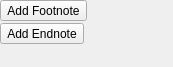
This is plugins/textshape/dialogs/SimpleFootEndNotesWidget.ui in KDE/krita as Qt 5 draws it before an edit. The edited form follows.
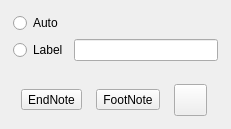
This is the edited form. Icons and pictures are not drawn.

Commit message: Merged remote-master branch with words-references-notes-erione

Diff of the .ui file:
```diff
--- a/plugins/textshape/dialogs/SimpleFootEndNotesWidget.ui
+++ b/plugins/textshape/dialogs/SimpleFootEndNotesWidget.ui
@@ -6,8 +6,8 @@
    <rect>
     <x>0</x>
     <y>0</y>
-    <width>173</width>
-    <height>67</height>
+    <width>231</width>
+    <height>129</height>
    </rect>
   </property>
   <property name="sizePolicy">
@@ -16,77 +16,104 @@
     <verstretch>0</verstretch>
    </sizepolicy>
   </property>
-  <layout class="QGridLayout" name="gridLayout_2" columnstretch="0,1">
+  <layout class="QVBoxLayout" name="verticalLayout">
+   <property name="spacing">
+    <number>0</number>
+   </property>
    <property name="margin">
-    <number>0</number>
+    <number>4</number>
    </property>
-   <property name="spacing">
-    <number>0</number>
-   </property>
-   <item row="0" column="0">
-    <layout class="QGridLayout" name="gridLayout">
-     <property name="spacing">
-      <number>2</number>
-     </property>
-     <item row="0" column="0" rowspan="2">
-      <widget class="QToolButton" name="addCitation">
+   <item>
+    <widget class="QFrame" name="numbering">
+     <layout class="QVBoxLayout" name="verticalLayout_2">
+      <item>
+       <widget class="QRadioButton" name="autoNumbering">
        <property name="text">
-        <string>Add Footnote</string>
-       </property>
-       <property name="autoRaise">
-        <bool>false</bool>
-       </property>
-      </widget>
-     </item>
-     <item row="2" column="0">
-      <widget class="QToolButton" name="addBibliography">
+         <string>Auto</string>
+        </property>
+       </widget>
+      </item>
+      <item>
+       <layout class="QHBoxLayout" name="horizontalLayout">
+        <item>
+         <widget class="QRadioButton" name="label">
        <property name="text">
-        <string>Add Endnote</string>
-       </property>
-       <property name="autoRaise">
-        <bool>false</bool>
-       </property>
-      </widget>
-     </item>
-    </layout>
-   </item>
-   <item row="0" column="1">
-    <spacer name="horizontalSpacer_2">
-     <property name="orientation">
-      <enum>Qt::Horizontal</enum>
-     </property>
-     <property name="sizeType">
-      <enum>QSizePolicy::Preferred</enum>
-     </property>
-     <property name="sizeHint" stdset="0">
-      <size>
-       <width>0</width>
-       <height>20</height>
-      </size>
-     </property>
-    </spacer>
-   </item>
-   <item row="1" column="0">
-    <spacer>
+           <string>Label</string>
+          </property>
+         </widget>
+        </item>
+        <item>
+         <widget class="QLineEdit" name="characterEdit"/>
+        </item>
+       </layout>
+      </item>
+      <item>
+       <spacer name="verticalSpacer">
      <property name="orientation">
       <enum>Qt::Vertical</enum>
      </property>
      <property name="sizeType">
-      <enum>QSizePolicy::Expanding</enum>
+         <enum>QSizePolicy::Preferred</enum>
      </property>
      <property name="sizeHint" stdset="0">
       <size>
-       <width>0</width>
-       <height>0</height>
+          <width>7</width>
+          <height>14</height>
       </size>
      </property>
     </spacer>
    </item>
   </layout>
  </widget>
- <tabstops>
-  <tabstop>addCitation</tabstop>
- </tabstops>
+   </item>
+   <item>
+    <widget class="QFrame" name="type">
+     <layout class="QHBoxLayout" name="horizontalLayout_2">
+      <item>
+       <widget class="QToolButton" name="addEndnote">
+        <property name="text">
+         <string>EndNote</string>
+        </property>
+        <property name="iconSize">
+         <size>
+          <width>16</width>
+          <height>16</height>
+         </size>
+        </property>
+       </widget>
+      </item>
+      <item>
+       <widget class="QToolButton" name="addFootnote">
+        <property name="text">
+         <string>FootNote</string>
+        </property>
+       </widget>
+      </item>
+      <item>
+       <widget class="QToolButton" name="settings">
+        <property name="toolTip">
+         <string>Settings</string>
+        </property>
+        <property name="text">
+         <string/>
+        </property>
+        <property name="icon">
+         <iconset>
+          <normaloff>../pics/settings-icon1_1.png</normaloff>../pics/settings-icon1_1.png</iconset>
+        </property>
+        <property name="iconSize">
+         <size>
+          <width>25</width>
+          <height>25</height>
+         </size>
+        </property>
+       </widget>
+      </item>
+     </layout>
+    </widget>
+   </item>
+  </layout>
+ </widget>
  <resources/>
  <connections/>
 </ui>
```
Lines whose indentation alone changed are shown as unchanged. The commit also changes 16 other files.
